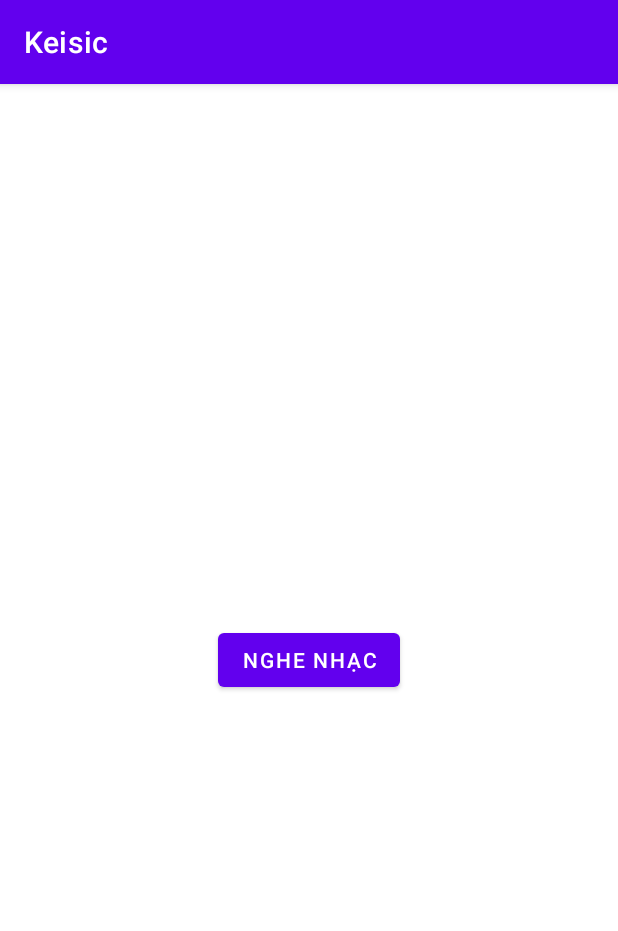
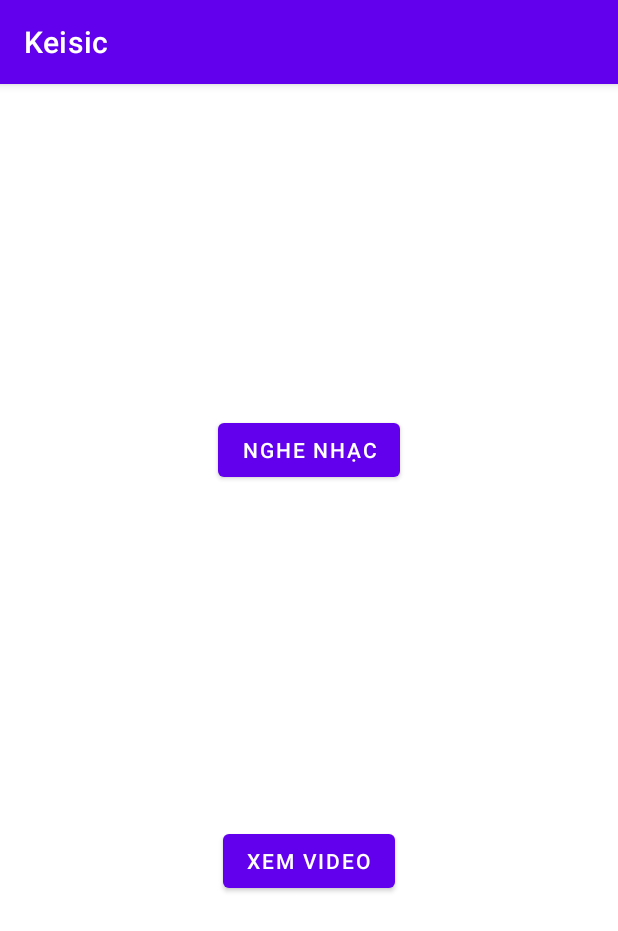
Before and after one commit to TaQuangKhoi/Keisic, an Android app: the screen it shows after launch (MainActivity), on a phone screen of 412 x 824 dp. Shown: the top 931 px of the screen. Run offline under Robolectric (Android 15) with nearby library versions, the phone set to English and light mode, and no system bars.

Commit message:
Add btn to main act

```diff
--- a/app/src/main/res/layout/activity_main.xml
+++ b/app/src/main/res/layout/activity_main.xml
@@ -10,10 +10,20 @@
         android:id="@+id/btn_nghe_nhac"
         android:layout_width="wrap_content"
         android:layout_height="wrap_content"
+        android:layout_marginTop="220dp"
         android:text="Nghe nhạc"
-        app:layout_constraintBottom_toBottomOf="parent"
         app:layout_constraintEnd_toEndOf="parent"
         app:layout_constraintStart_toStartOf="parent"
         app:layout_constraintTop_toTopOf="parent" />
 
+    <Button
+        android:id="@+id/btn_xem_video"
+        android:layout_width="wrap_content"
+        android:layout_height="wrap_content"
+        android:text="Xem Video"
+        app:layout_constraintBottom_toBottomOf="parent"
+        app:layout_constraintEnd_toEndOf="parent"
+        app:layout_constraintStart_toStartOf="parent"
+        app:layout_constraintTop_toBottomOf="@+id/btn_nghe_nhac" />
+
 </androidx.constraintlayout.widget.ConstraintLayout>
```
